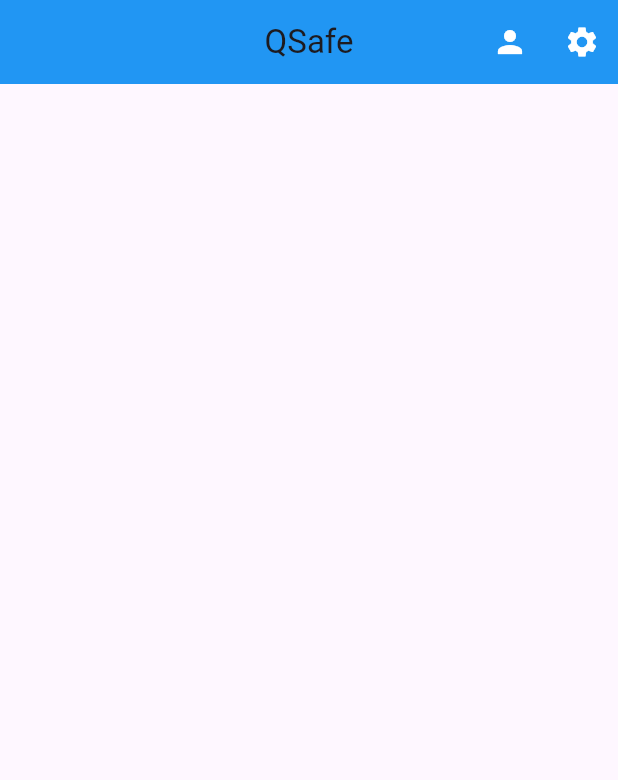
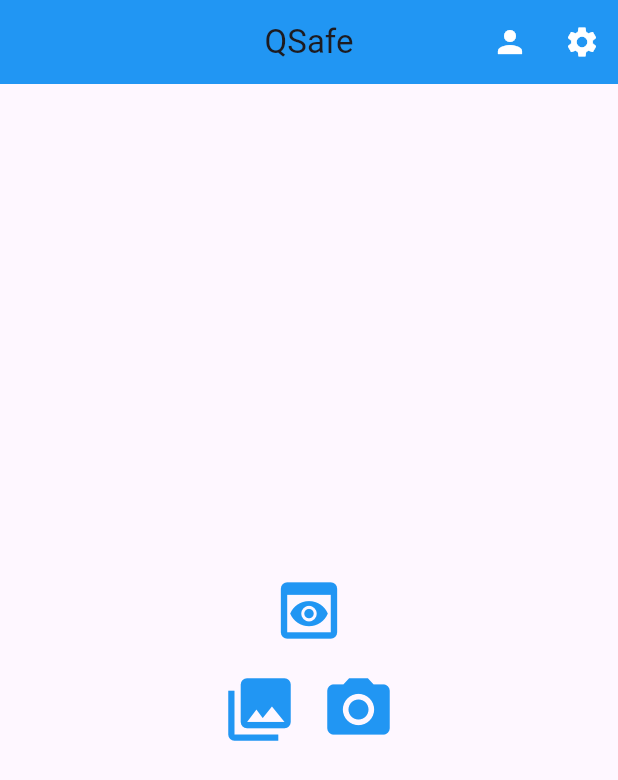
Before and after one commit to Mrbyttes/ToDoList, a Flutter app: the screen it shows after launch, on a phone screen of 412 x 824 dp. Shown: the top 780 px of the screen. Run offline on Flutter 3.47's test engine with Material 3 defaults, Android fonts, the phone set to English and light mode, and no system bars.

Commit message:
Ajout des icones du millieux frr

```diff
--- a/lib/HomePage.dart
+++ b/lib/HomePage.dart
@@ -6,7 +6,7 @@ class HomePage extends StatelessWidget {
   Widget build(BuildContext context) {
     return Scaffold(
       appBar: LaBarreDuHaut(),
-      body: Container(),
+      body: Center(child: CorpDePage()),
     );
   }
 }
@@ -45,3 +45,42 @@ class LaBarreDuHaut extends StatelessWidget implements PreferredSizeWidget {
   @override
   Size get preferredSize => Size.fromHeight(kToolbarHeight);
 }
+
+class CorpDePage extends StatelessWidget {
+  Widget build(BuildContext context) {
+    // Gross conteneur pour le corps de la page
+    return Container(
+        //Alignement du corps de la page
+        child: Column(mainAxisAlignment: MainAxisAlignment.center, children: [
+      IconButton(
+        onPressed: () {
+          print("Historique");
+        },
+        icon: Icon(Icons.preview),
+        iconSize: 50,
+        color: Colors.blue,
+      ),
+      Row(
+        mainAxisAlignment: MainAxisAlignment.center,
+        children: [
+          IconButton(
+            onPressed: () {
+              print("galery");
+            },
+            icon: Icon(Icons.photo_library),
+            iconSize: 50,
+            color: Colors.blue,
+          ),
+          IconButton(
+            onPressed: () {
+              print("Appareil photo");
+            },
+            icon: Icon(Icons.photo_camera),
+            iconSize: 50,
+            color: Colors.blue,
+          ),
+        ],
+      )
+    ]));
+  }
+}
```
Also changed, not shown: 1 other file.
